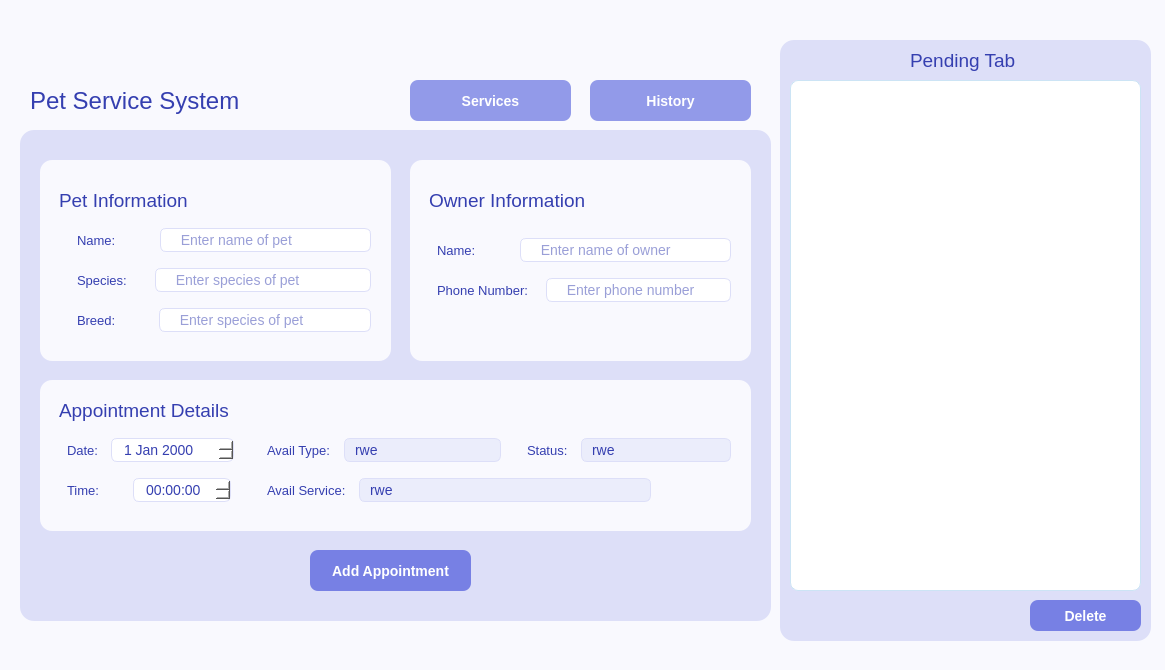
Before: the Qt Designer form petservice.ui in frostrhea/CCC151-Pet-Service-System, drawn with Qt 5.
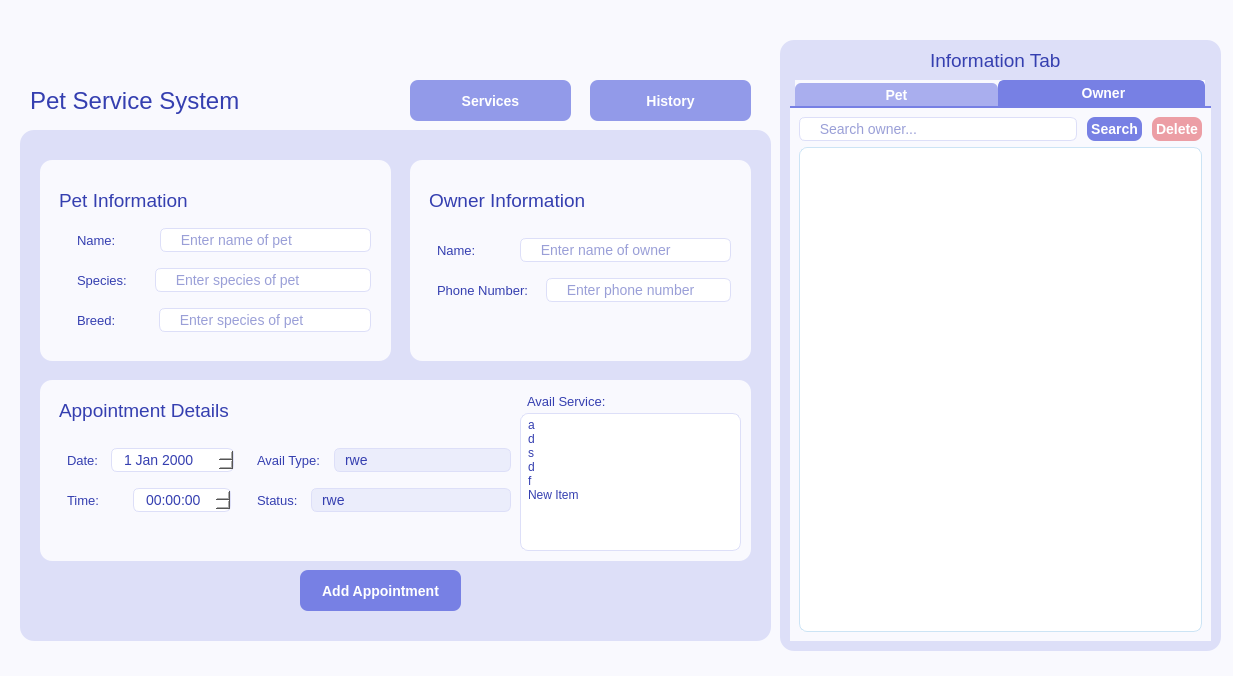
After: the same form once the commit is applied. The open tabs and pages were chosen to show the change. Icons and pictures are not drawn.

```diff
--- a/petservice.ui
+++ b/petservice.ui
@@ -6,8 +6,8 @@
    <rect>
     <x>0</x>
     <y>0</y>
-    <width>1165</width>
-    <height>670</height>
+    <width>1233</width>
+    <height>676</height>
    </rect>
   </property>
   <property name="windowTitle">
@@ -22,18 +22,18 @@
      <rect>
       <x>0</x>
       <y>0</y>
-      <width>1161</width>
+      <width>1231</width>
       <height>661</height>
      </rect>
     </property>
     <property name="styleSheet">
      <string notr="true">QStackedWidget {
-    background-color:  #dddff8;
+    background-color:  #525edc;
     border-style: outset;
     border-width: 0px;
     border-radius: 14px;
     border-color: beige;
-
+	color:#525edc;
 
 }</string>
     </property>
@@ -902,8 +902,8 @@
        <rect>
         <x>780</x>
         <y>40</y>
-        <width>371</width>
-        <height>601</height>
+        <width>441</width>
+        <height>611</height>
        </rect>
       </property>
       <property name="styleSheet">
@@ -923,64 +923,12 @@
       <property name="frameShadow">
        <enum>QFrame::Raised</enum>
       </property>
-      <widget class="QPushButton" name="deletePendingAppButton">
-       <property name="geometry">
-        <rect>
-         <x>250</x>
-         <y>560</y>
-         <width>111</width>
-         <height>31</height>
-        </rect>
-       </property>
-       <property name="sizePolicy">
-        <sizepolicy hsizetype="Minimum" vsizetype="Minimum">
-         <horstretch>0</horstretch>
-         <verstretch>0</verstretch>
-        </sizepolicy>
-       </property>
-       <property name="font">
-        <font>
-         <pointsize>-1</pointsize>
-         <weight>75</weight>
-         <italic>false</italic>
-         <bold>true</bold>
-        </font>
-       </property>
-       <property name="styleSheet">
-        <string notr="true">QPushButton {
-    background-color:  #7780e4;
-    border-style: outset;
-    border-width: 0px;
-    border-radius: 8px;
-    border-color: beige;
-    font: bold 14px;
-	color: white;
-    min-width: 4em;
-    padding: 4px;
-}
-
-QPushButton:pressed {
-    background-color: #525edc;
-    border-style: inset;
-    padding-left: 5px;
-    padding-top: 5px;
-}
-
-QPushButton:hover {
-    background-color: #525edc;
-    border-style: outset;
-}</string>
-       </property>
-       <property name="text">
-        <string>Delete</string>
-       </property>
-      </widget>
       <widget class="QLabel" name="label_ownerInfo_3">
        <property name="geometry">
         <rect>
-         <x>130</x>
+         <x>150</x>
          <y>0</y>
-         <width>131</width>
+         <width>171</width>
          <height>41</height>
         </rect>
        </property>
@@ -994,54 +942,246 @@
         <string notr="true">color: #353fb0</string>
        </property>
        <property name="text">
-        <string>Pending Tab</string>
+        <string>Information Tab</string>
        </property>
       </widget>
-      <widget class="QTableView" name="StudentTable">
-       <property name="enabled">
-        <bool>true</bool>
-       </property>
+      <widget class="QTabWidget" name="tabWidget">
        <property name="geometry">
         <rect>
          <x>10</x>
          <y>40</y>
-         <width>351</width>
-         <height>511</height>
+         <width>421</width>
+         <height>561</height>
         </rect>
        </property>
-       <property name="font">
-        <font>
-         <family>Helvetica</family>
-        </font>
-       </property>
        <property name="styleSheet">
-        <string notr="true">QTableView {
+        <string notr="true">QTabWidget::pane {
+    border-top: 2px solid #7780e4;
+	background: #a9aeee;
+}
+
+QTabWidget::tab-bar {
+    left: 5px; 
+}
+
+QTabBar::tab {
+    background: qlineargradient(x1: 0, y1: 0, x2: 0, y2: 1,
+                                stop: 0 #E1E1E1, stop: 0.4 #DDDDDD,
+                                stop: 0.5 #D8D8D8, stop: 1.0 #D3D3D3);
+    border-top-left-radius: 6px;
+    border-top-right-radius: 6px;
+    width: 195px;
+    min-width: 10ex;
+    padding: 4px;
+    background-color: #7780e4;
+    color: white;
+    font: Bold 14px;
+}
+
+QTabBar::tab:selected {
+    border: 2px solid #7780e4;
+    border-bottom-color: #7780e4;
+    background-color: #7780e4;
+
+}
+
+QTabBar::tab:!selected {
+    margin-top: 3px;
+    background-color:#a9aeee;
+	margin-background: #dddff8;
+}
+
+QTabBar::tab:hover {
+    background-color: #7780e4;
+    border-top-left-radius: 6px;
+    border-top-right-radius: 6px;
+}
+
+</string>
+       </property>
+       <property name="currentIndex">
+        <number>0</number>
+       </property>
+       <widget class="QWidget" name="tab">
+        <attribute name="title">
+         <string>Pet</string>
+        </attribute>
+        <layout class="QVBoxLayout" name="verticalLayout_2">
+         <item>
+          <layout class="QHBoxLayout" name="horizontalLayout_16">
+           <property name="spacing">
+            <number>10</number>
+           </property>
+           <item>
+            <widget class="QLineEdit" name="searchInputPet">
+             <property name="font">
+              <font>
+               <pointsize>-1</pointsize>
+               <weight>50</weight>
+               <italic>false</italic>
+               <bold>false</bold>
+              </font>
+             </property>
+             <property name="toolTipDuration">
+              <number>1</number>
+             </property>
+             <property name="styleSheet">
+              <string notr="true">QLineEdit {
+    border: 1px solid #dddff8;
+    border-radius: 6px;
+    padding: 2px 10px;
+	background-color: white;
+	font: 14px;
+	color: #353fb0;
+}
+</string>
+             </property>
+             <property name="text">
+              <string/>
+             </property>
+             <property name="placeholderText">
+              <string>  Search pet...</string>
+             </property>
+             <property name="clearButtonEnabled">
+              <bool>false</bool>
+             </property>
+            </widget>
+           </item>
+           <item>
+            <widget class="QPushButton" name="searchPetButton">
+             <property name="font">
+              <font>
+               <pointsize>-1</pointsize>
+               <weight>75</weight>
+               <italic>false</italic>
+               <bold>true</bold>
+              </font>
+             </property>
+             <property name="toolTipDuration">
+              <number>1</number>
+             </property>
+             <property name="styleSheet">
+              <string notr="true">QPushButton {
+    background-color:  #7780e4;
+    border-style: outset;
+    border-width: 0px;
+    border-radius: 8px;
+    border-color: beige;
+    font: bold 14px;
+	color: white;
+    min-width: 5em;
+    padding: 4px;
+}
+
+QPushButton:pressed {
+    background-color: #525edc;
+    border-style: inset;
+    padding-left: 5px;
+    padding-top: 5px;
+}
+
+QPushButton:hover {
+    background-color: #525edc;
+    border-style: outset;
+}</string>
+             </property>
+             <property name="text">
+              <string>Search</string>
+             </property>
+            </widget>
+           </item>
+           <item>
+            <widget class="QPushButton" name="deletePetButton">
+             <property name="sizePolicy">
+              <sizepolicy hsizetype="Minimum" vsizetype="Minimum">
+               <horstretch>0</horstretch>
+               <verstretch>0</verstretch>
+              </sizepolicy>
+             </property>
+             <property name="font">
+              <font>
+               <pointsize>-1</pointsize>
+               <weight>75</weight>
+               <italic>false</italic>
+               <bold>true</bold>
+              </font>
+             </property>
+             <property name="toolTipDuration">
+              <number>1</number>
+             </property>
+             <property name="styleSheet">
+              <string notr="true">QPushButton {
+    background-color:  #ec9ea5;
+    border-style: outset;
+    border-width: 0px;
+    border-radius: 8px;
+    border-color: beige;
+    font: bold 14px;
+	color: white;
+    min-width: 4em;
+    padding: 4px;
+}
+
+QPushButton:pressed {
+    background-color: #d2202f;
+    border-style: inset;
+    padding-left: 5px;
+    padding-top: 5px;
+}
+
+QPushButton:hover {
+    background-color: #d2202f;
+    border-style: outset;
+}</string>
+             </property>
+             <property name="text">
+              <string>Delete</string>
+             </property>
+            </widget>
+           </item>
+          </layout>
+         </item>
+         <item>
+          <widget class="QTableView" name="petTable">
+           <property name="enabled">
+            <bool>true</bool>
+           </property>
+           <property name="font">
+            <font>
+             <family>Helvetica</family>
+            </font>
+           </property>
+           <property name="toolTipDuration">
+            <number>1</number>
+           </property>
+           <property name="styleSheet">
+            <string notr="true">QTableView {
 	background-color: rgb(255, 255, 255);
 	border: 1px solid #cce4f5;
 	font: Helvetica;
-	color: #006fbe;
+	color: #353fb0;
 	border-radius: 8px;
 }
 
 QTableView::item:selected {
-    background-color: #b5d8f0; /* Background color of selected item */
+    background-color: #ebedfb; /* Background color of selected item */
 
 }
 
 QHeaderView::section {
-	color: #006fbe;
+	color: #353fb0;
     font-weight: bold; 
 }
 
 QScrollBar:vertical {
     border: none;
-    background-color: #e2eff9;
+    background-color: #cdd1f5;
     width: 12px;
     margin: 0px;
 }
 
 QScrollBar::handle:vertical {
-    background-color: #b5d8f0;
+    background-color: #cdd1f5;
     border-radius: 6px;
 }
 
@@ -1061,13 +1201,13 @@
 
 QScrollBar:horizontal {
     border: none;
-    background-color: #e2eff9;
+    background-color: #cdd1f5;
     height: 12px;
     margin: 0px;
 }
 
 QScrollBar::handle:horizontal {
-    background-color: #b5d8f0;
+    background-color: #cdd1f5;
     border-radius: 6px;
 }
 
@@ -1085,7 +1225,239 @@
     background-color: none;
 }
 </string>
-       </property>
+           </property>
+          </widget>
+         </item>
+        </layout>
+       </widget>
+       <widget class="QWidget" name="tab_2">
+        <attribute name="title">
+         <string> Owner</string>
+        </attribute>
+        <layout class="QVBoxLayout" name="verticalLayout_3">
+         <item>
+          <layout class="QHBoxLayout" name="horizontalLayout_10">
+           <property name="spacing">
+            <number>10</number>
+           </property>
+           <item>
+            <widget class="QLineEdit" name="searchInputOwner">
+             <property name="font">
+              <font>
+               <pointsize>-1</pointsize>
+               <weight>50</weight>
+               <italic>false</italic>
+               <bold>false</bold>
+              </font>
+             </property>
+             <property name="toolTipDuration">
+              <number>1</number>
+             </property>
+             <property name="styleSheet">
+              <string notr="true">QLineEdit {
+    border: 1px solid #dddff8;
+    border-radius: 6px;
+    padding: 2px 10px;
+	background-color: white;
+	font: 14px;
+	color: #353fb0;
+}
+</string>
+             </property>
+             <property name="text">
+              <string/>
+             </property>
+             <property name="placeholderText">
+              <string>  Search owner...</string>
+             </property>
+             <property name="clearButtonEnabled">
+              <bool>false</bool>
+             </property>
+            </widget>
+           </item>
+           <item>
+            <widget class="QPushButton" name="searchOwnerButton">
+             <property name="font">
+              <font>
+               <pointsize>-1</pointsize>
+               <weight>75</weight>
+               <italic>false</italic>
+               <bold>true</bold>
+              </font>
+             </property>
+             <property name="toolTipDuration">
+              <number>1</number>
+             </property>
+             <property name="styleSheet">
+              <string notr="true">QPushButton {
+    background-color:  #7780e4;
+    border-style: outset;
+    border-width: 0px;
+    border-radius: 8px;
+    border-color: beige;
+    font: bold 14px;
+	color: white;
+    min-width: 5em;
+    padding: 4px;
+}
+
+QPushButton:pressed {
+    background-color: #525edc;
+    border-style: inset;
+    padding-left: 5px;
+    padding-top: 5px;
+}
+
+QPushButton:hover {
+    background-color: #525edc;
+    border-style: outset;
+}</string>
+             </property>
+             <property name="text">
+              <string>Search</string>
+             </property>
+            </widget>
+           </item>
+           <item>
+            <widget class="QPushButton" name="deleteOwnerButton">
+             <property name="sizePolicy">
+              <sizepolicy hsizetype="Minimum" vsizetype="Minimum">
+               <horstretch>0</horstretch>
+               <verstretch>0</verstretch>
+              </sizepolicy>
+             </property>
+             <property name="font">
+              <font>
+               <pointsize>-1</pointsize>
+               <weight>75</weight>
+               <italic>false</italic>
+               <bold>true</bold>
+              </font>
+             </property>
+             <property name="toolTipDuration">
+              <number>1</number>
+             </property>
+             <property name="styleSheet">
+              <string notr="true">QPushButton {
+    background-color:  #ec9ea5;
+    border-style: outset;
+    border-width: 0px;
+    border-radius: 8px;
+    border-color: beige;
+    font: bold 14px;
+	color: white;
+    min-width: 4em;
+    padding: 4px;
+}
+
+QPushButton:pressed {
+    background-color: #d2202f;
+    border-style: inset;
+    padding-left: 5px;
+    padding-top: 5px;
+}
+
+QPushButton:hover {
+    background-color: #d2202f;
+    border-style: outset;
+}</string>
+             </property>
+             <property name="text">
+              <string>Delete</string>
+             </property>
+            </widget>
+           </item>
+          </layout>
+         </item>
+         <item>
+          <widget class="QTableView" name="ownerTable">
+           <property name="enabled">
+            <bool>true</bool>
+           </property>
+           <property name="font">
+            <font>
+             <family>Helvetica</family>
+            </font>
+           </property>
+           <property name="toolTipDuration">
+            <number>1</number>
+           </property>
+           <property name="styleSheet">
+            <string notr="true">QTableView {
+	background-color: rgb(255, 255, 255);
+	border: 1px solid #cce4f5;
+	font: Helvetica;
+	color: #353fb0;
+	border-radius: 8px;
+}
+
+QTableView::item:selected {
+    background-color: #ebedfb; /* Background color of selected item */
+
+}
+
+QHeaderView::section {
+	color: #353fb0;
+    font-weight: bold; 
+}
+
+QScrollBar:vertical {
+    border: none;
+    background-color: #cdd1f5;
+    width: 12px;
+    margin: 0px;
+}
+
+QScrollBar::handle:vertical {
+    background-color: #cdd1f5;
+    border-radius: 6px;
+}
+
+QScrollBar::handle:vertical:hover {
+    background-color: #dddff8;
+}
+
+QScrollBar::add-line:vertical,
+QScrollBar::sub-line:vertical {
+    height: 0px;
+}
+
+QScrollBar::add-page:vertical,
+QScrollBar::sub-page:vertical {
+    background-color: none;
+}
+
+QScrollBar:horizontal {
+    border: none;
+    background-color: #cdd1f5;
+    height: 12px;
+    margin: 0px;
+}
+
+QScrollBar::handle:horizontal {
+    background-color: #cdd1f5;
+    border-radius: 6px;
+}
+
+QScrollBar::handle:horizontal:hover {
+    background-color: #dddff8;
+}
+
+QScrollBar::add-line:horizontal,
+QScrollBar::sub-line:horizontal {
+    width: 0px;
+}
+
+QScrollBar::add-page:horizontal,
+QScrollBar::sub-page:horizontal {
+    background-color: none;
+}
+</string>
+           </property>
+          </widget>
+         </item>
+        </layout>
+       </widget>
       </widget>
      </widget>
      <widget class="QPushButton" name="historyButton">
@@ -1162,7 +1534,7 @@
         <x>20</x>
         <y>130</y>
         <width>751</width>
-        <height>491</height>
+        <height>511</height>
        </rect>
       </property>
       <property name="styleSheet">
@@ -1585,7 +1957,7 @@
          <x>20</x>
          <y>250</y>
          <width>711</width>
-         <height>151</height>
+         <height>181</height>
         </rect>
        </property>
        <property name="styleSheet">
@@ -1608,7 +1980,7 @@
         <property name="geometry">
          <rect>
           <x>20</x>
-          <y>50</y>
+          <y>60</y>
           <width>174</width>
           <height>41</height>
          </rect>
@@ -1681,7 +2053,7 @@
         <property name="geometry">
          <rect>
           <x>20</x>
-          <y>90</y>
+          <y>100</y>
           <width>171</width>
           <height>41</height>
          </rect>
@@ -1751,9 +2123,9 @@
        <widget class="QWidget" name="horizontalLayoutWidget_8">
         <property name="geometry">
          <rect>
-          <x>220</x>
-          <y>50</y>
-          <width>241</width>
+          <x>210</x>
+          <y>60</y>
+          <width>261</width>
           <height>41</height>
          </rect>
         </property>
@@ -1844,9 +2216,9 @@
        <widget class="QWidget" name="horizontalLayoutWidget_9">
         <property name="geometry">
          <rect>
-          <x>480</x>
-          <y>50</y>
-          <width>211</width>
+          <x>210</x>
+          <y>100</y>
+          <width>261</width>
           <height>41</height>
          </rect>
         </property>
@@ -1917,63 +2289,7 @@
 
 </string>
            </property>
-           <property name="currentText">
-            <string>rwe</string>
-           </property>
-           <item>
-            <property name="text">
-             <string>rwe</string>
-            </property>
-           </item>
-           <item>
-            <property name="text">
-             <string>fewf</string>
-            </property>
-           </item>
-          </widget>
-         </item>
-        </layout>
-       </widget>
-       <widget class="QWidget" name="horizontalLayoutWidget_10">
-        <property name="geometry">
-         <rect>
-          <x>220</x>
-          <y>90</y>
-          <width>391</width>
-          <height>41</height>
-         </rect>
-        </property>
-        <layout class="QHBoxLayout" name="horizontalLayout_10" stretch="0,1">
-         <property name="spacing">
-          <number>5</number>
-         </property>
-         <item>
-          <widget class="QLabel" name="label_course_3">
-           <property name="font">
-            <font>
-             <family>Helvetica</family>
-             <pointsize>10</pointsize>
-            </font>
-           </property>
            <property name="styleSheet">
-            <string notr="true">color: #353fb0</string>
-           </property>
-           <property name="text">
-            <string>Avail Service:</string>
-           </property>
-          </widget>
-         </item>
-         <item>
-          <widget class="QComboBox" name="chooseCourse_3">
-           <property name="font">
-            <font>
-             <pointsize>-1</pointsize>
-             <weight>50</weight>
-             <italic>false</italic>
-             <bold>false</bold>
-            </font>
-           </property>
-           <property name="styleSheet">
             <string notr="true">QComboBox {
     border: 1px solid #dddff8;
     border-radius: 6px;
@@ -2049,12 +2365,159 @@
          <string>Appointment Details</string>
         </property>
        </widget>
+       <widget class="QWidget" name="horizontalLayoutWidget_10">
+        <property name="geometry">
+         <rect>
+          <x>480</x>
+          <y>10</y>
+          <width>221</width>
+          <height>161</height>
+         </rect>
+        </property>
+        <layout class="QVBoxLayout" name="verticalLayout" stretch="0,0">
+         <property name="spacing">
+          <number>0</number>
+         </property>
+         <item>
+          <widget class="QLabel" name="label_availService">
+           <property name="font">
+            <font>
+             <family>Helvetica</family>
+             <pointsize>10</pointsize>
+            </font>
+           </property>
+           <property name="toolTipDuration">
+            <number>1</number>
+           </property>
+           <property name="styleSheet">
+            <string notr="true">color: #353fb0</string>
+           </property>
+           <property name="text">
+            <string>Avail Service:</string>
+           </property>
+          </widget>
+         </item>
+         <item>
+          <widget class="QListWidget" name="serviceList">
+           <property name="toolTipDuration">
+            <number>1</number>
+           </property>
+           <property name="styleSheet">
+            <string notr="true">QListWidget {
+	background-color: rgb(255, 255, 255);
+	border: 1px solid #dddff8;
+	font: Helvetica;
+	color: #353fb0;
+	border-radius: 8px;
+}
+
+QListWidget::item:selected {
+	background-color:  #ebedfb; /* Background color of selected item */
+	color: #353fb0;
+}
+
+QListWidget::item:hover {
+	background-color: #dddff8; /* Background color on hover */
+}
+
+QHeaderView::section {
+	color: #dddff8;
+	font-weight: bold;
+}
+
+QScrollBar:vertical {
+	border: none;
+	background-color:  #ebedfb;
+	width: 12px;
+	margin: 0px;
+}
+
+QScrollBar::handle:vertical {
+	background-color: #cdd1f5;
+	border-radius: 6px;
+}
+
+QScrollBar::handle:vertical:hover {
+	background-color: #dddff8;
+}
+
+QScrollBar::add-line:vertical,
+QScrollBar::sub-line:vertical {
+	height: 0px;
+}
+
+QScrollBar::add-page:vertical,
+QScrollBar::sub-page:vertical {
+	background-color: none;
+}
+
+QScrollBar:horizontal {
+	border: none;
+	background-color:  #ebedfb;
+	height: 12px;
+	margin: 0px;
+}
+
+QScrollBar::handle:horizontal {
+	background-color: #cdd1f5;
+	border-radius: 6px;
+}
+
+QScrollBar::handle:horizontal:hover {
+	background-color: #b5d8f0;
+}
+
+QScrollBar::add-line:horizontal,
+QScrollBar::sub-line:horizontal {
+	width: 0px;
+}
+
+QScrollBar::add-page:horizontal,
+QScrollBar::sub-page:horizontal {
+	background-color: none;
+}
+</string>
+           </property>
+           <item>
+            <property name="text">
+             <string>a</string>
+            </property>
+           </item>
+           <item>
+            <property name="text">
+             <string>d</string>
+            </property>
+           </item>
+           <item>
+            <property name="text">
+             <string>s</string>
+            </property>
+           </item>
+           <item>
+            <property name="text">
+             <string>d</string>
+            </property>
+           </item>
+           <item>
+            <property name="text">
+             <string>f</string>
+            </property>
+           </item>
+           <item>
+            <property name="text">
+             <string>New Item</string>
+            </property>
+           </item>
+          </widget>
+         </item>
+        </layout>
+       </widget>
       </widget>
       <widget class="QPushButton" name="addAppButton">
        <property name="geometry">
         <rect>
-         <x>290</x>
-         <y>420</y>
+         <x>280</x>
+         <y>440</y>
          <width>161</width>
          <height>41</height>
         </rect>
@@ -2146,7 +2609,11 @@
     </widget>
    </widget>
   </widget>
-  <widget class="QStatusBar" name="statusbar"/>
+  <widget class="QStatusBar" name="statusbar">
+   <property name="toolTipDuration">
+    <number>1</number>
+   </property>
+  </widget>
  </widget>
  <resources/>
  <connections>
```
Left out of the diff: 951 changed lines with no effect on the pictures.
